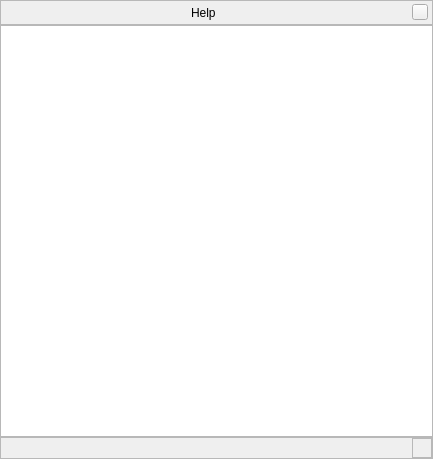
This is src/gui/helpDialogGui.ui in 519984307/stellarium_src as Qt 5 draws it before an edit. The edited form follows.
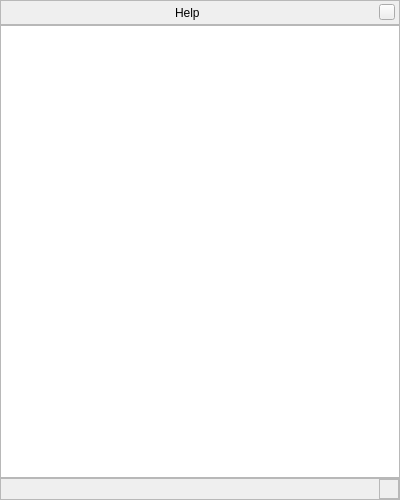
This is the edited form. Custom widgets are drawn as their Qt base class.

Commit message: rearranged widgets

```diff
--- a/src/gui/helpDialogGui.ui
+++ b/src/gui/helpDialogGui.ui
@@ -5,16 +5,25 @@
    <rect>
     <x>0</x>
     <y>0</y>
-    <width>433</width>
-    <height>459</height>
+    <width>400</width>
+    <height>500</height>
    </rect>
   </property>
+  <property name="minimumSize" >
+   <size>
+    <width>250</width>
+    <height>250</height>
+   </size>
+  </property>
   <property name="windowTitle" >
    <string>Form</string>
   </property>
   <property name="autoFillBackground" >
    <bool>false</bool>
   </property>
+  <property name="styleSheet" >
+   <string notr="true" />
+  </property>
   <layout class="QVBoxLayout" >
    <property name="spacing" >
     <number>0</number>
@@ -127,18 +136,18 @@
         <colorrole role="WindowText" >
          <brush brushstyle="SolidPattern" >
           <color alpha="255" >
-           <red>186</red>
-           <green>189</green>
-           <blue>196</blue>
+           <red>3</red>
+           <green>3</green>
+           <blue>3</blue>
           </color>
          </brush>
         </colorrole>
         <colorrole role="Text" >
          <brush brushstyle="SolidPattern" >
           <color alpha="255" >
-           <red>186</red>
-           <green>189</green>
-           <blue>196</blue>
+           <red>3</red>
+           <green>3</green>
+           <blue>3</blue>
           </color>
          </brush>
         </colorrole>
@@ -147,18 +156,18 @@
         <colorrole role="WindowText" >
          <brush brushstyle="SolidPattern" >
           <color alpha="255" >
-           <red>186</red>
-           <green>189</green>
-           <blue>196</blue>
+           <red>3</red>
+           <green>3</green>
+           <blue>3</blue>
           </color>
          </brush>
         </colorrole>
         <colorrole role="Text" >
          <brush brushstyle="SolidPattern" >
           <color alpha="255" >
-           <red>186</red>
-           <green>189</green>
-           <blue>196</blue>
+           <red>3</red>
+           <green>3</green>
+           <blue>3</blue>
           </color>
          </brush>
         </colorrole>
@@ -167,18 +176,18 @@
         <colorrole role="WindowText" >
          <brush brushstyle="SolidPattern" >
           <color alpha="255" >
-           <red>186</red>
-           <green>189</green>
-           <blue>196</blue>
+           <red>3</red>
+           <green>3</green>
+           <blue>3</blue>
           </color>
          </brush>
         </colorrole>
         <colorrole role="Text" >
          <brush brushstyle="SolidPattern" >
           <color alpha="255" >
-           <red>186</red>
-           <green>189</green>
-           <blue>196</blue>
+           <red>3</red>
+           <green>3</green>
+           <blue>3</blue>
           </color>
          </brush>
         </colorrole>
```
Left out of the diff: 10 changed lines with no effect on the pictures. The commit also changes 4 other files.
